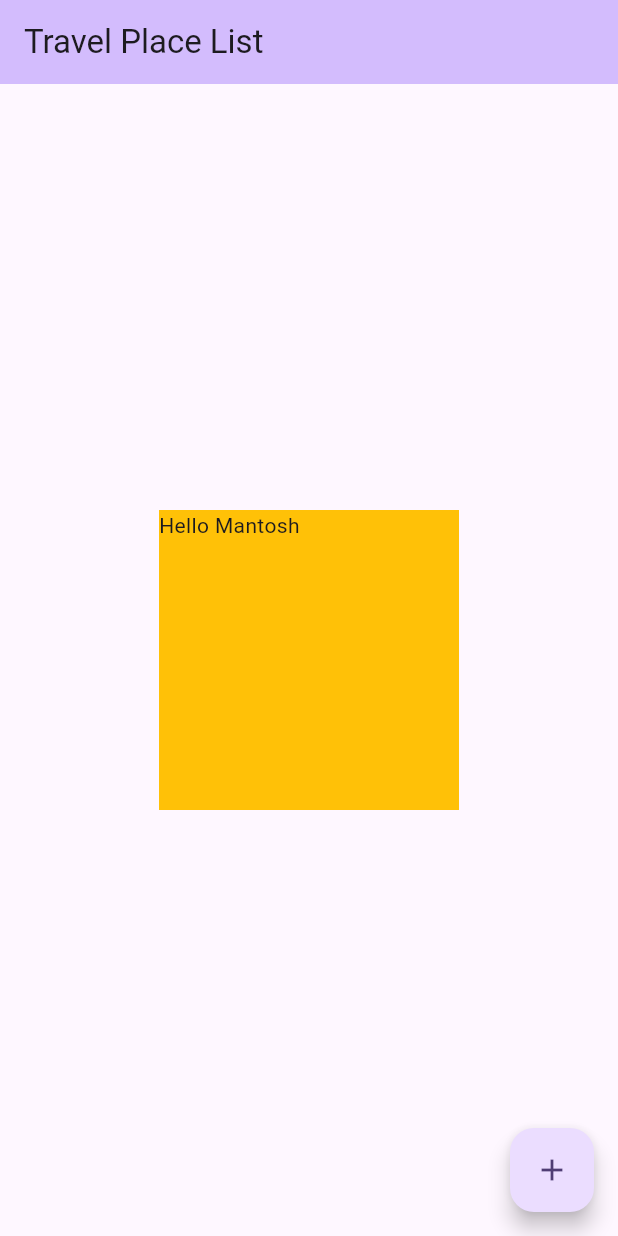
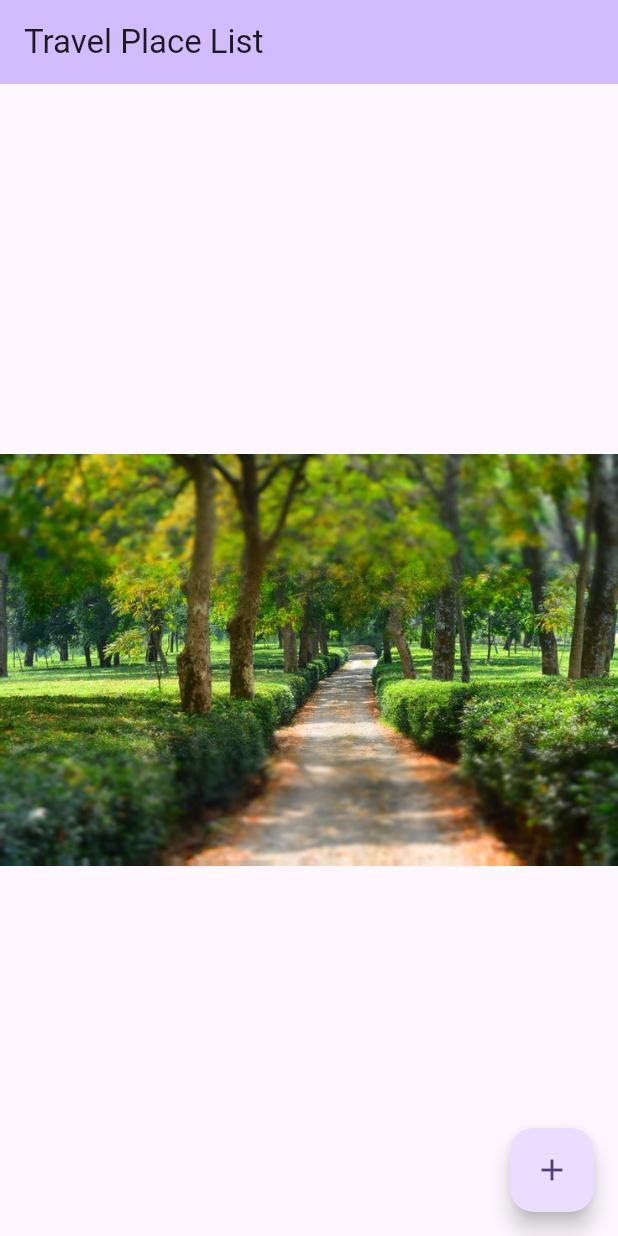
Before and after one commit to Mantosh123/Flutter_SampleProject1, a Flutter app: the screen it shows after launch, on a phone screen of 412 x 824 dp. Run offline on Flutter 3.47's test engine with Material 3 defaults, Android fonts, the phone set to English and light mode, and no system bars.

Commit message:
Add images

```diff
--- a/traval_app/lib/main.dart
+++ b/traval_app/lib/main.dart
@@ -88,14 +88,7 @@ class _MyHomePageState extends State<MyHomePage> {
         title: Text("Travel Place List"),
       ),
       body: Center(
-        child: Container (
-            width: 200,
-            height: 200,
-            color: Colors.amber,
-            child: Text("Hello Mantosh"),
-      )
-
-
+        child: Container(child: Image.asset("assets/Images/image1.jpeg"))
 
       ),
       floatingActionButton: FloatingActionButton(
--- a/traval_app/pubspec.yaml
+++ b/traval_app/pubspec.yaml
@@ -59,8 +59,8 @@ flutter:
   uses-material-design: true
 
   # To add assets to your application, add an assets section, like this:
-  # assets:
-  #   - images/a_dot_burr.jpeg
+  assets:
+     - assets/Images/
   #   - images/a_dot_ham.jpeg
 
   # An image asset can refer to one or more resolution-specific "variants", see
```
Also changed, not shown: traval_app/assets/Images/image1.jpeg (added), 4 other files.
